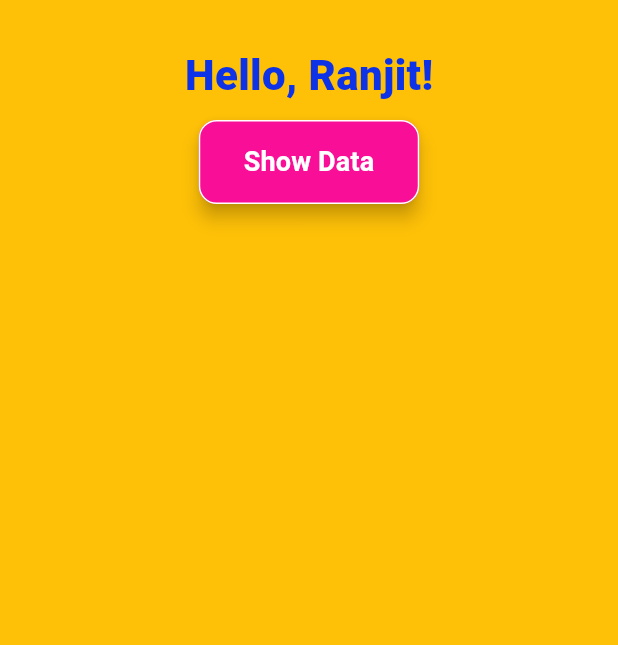
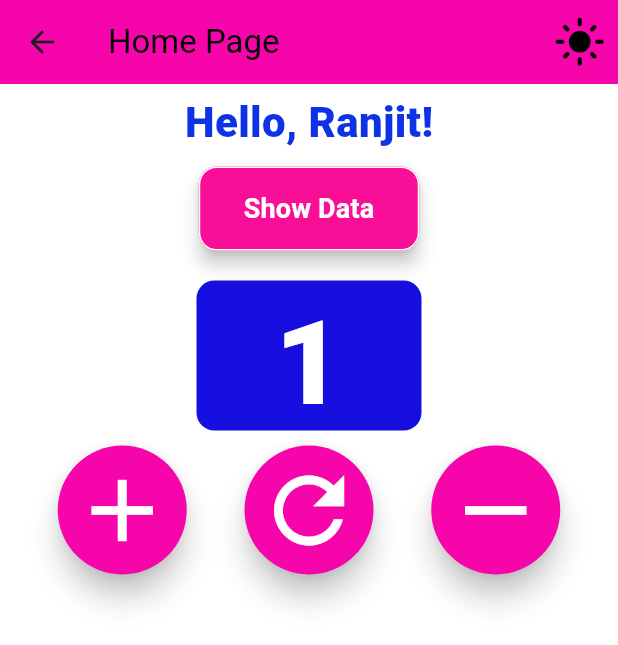
Before and after one commit to ranjitkc7/Auth_Form, a Flutter app: the screen it shows after launch, after a tap on "Sign Up", on a phone screen of 412 x 824 dp. Shown: the top 645 px of the screen. Run offline on Flutter 3.47's test engine with Material 3 defaults, Android fonts, the phone set to English and light mode, and no system bars.

Commit message:
Adding some feature

```diff
--- a/lib/main.dart
+++ b/lib/main.dart
@@ -32,7 +32,7 @@ class SignUpForm extends StatelessWidget {
             padding: const EdgeInsets.all(20),
             width: double.infinity,
             decoration: BoxDecoration(
-              color: const Color.fromARGB(255, 108, 203, 196),
+              color: Color.fromARGB(255, 246, 5, 170),
               borderRadius: BorderRadius.circular(20),
               boxShadow: [
                 BoxShadow(
@@ -50,7 +50,7 @@ class SignUpForm extends StatelessWidget {
                   style: TextStyle(
                     fontSize: 28,
                     fontWeight: FontWeight.w800,
-                    color: Color.fromARGB(255, 14, 50, 230),
+                    color: Colors.white,
                   ),
                 ),
                 const SizedBox(height: 20),
@@ -184,7 +184,7 @@ class LoginForm extends StatelessWidget {
             padding: const EdgeInsets.all(20),
             width: double.infinity,
             decoration: BoxDecoration(
-              color: const Color.fromARGB(255, 108, 203, 196),
+              color: const Color.fromARGB(255, 246, 5, 170),
               borderRadius: BorderRadius.circular(20),
               boxShadow: [
                 BoxShadow(
@@ -202,7 +202,7 @@ class LoginForm extends StatelessWidget {
                   style: TextStyle(
                     fontSize: 28,
                     fontWeight: FontWeight.w800,
-                    color: Color.fromARGB(255, 14, 50, 230),
+                    color: Colors.white,
                   ),
                 ),
                 const SizedBox(height: 20),
@@ -285,16 +285,43 @@ class HomePage extends StatefulWidget {
 
 class _HomePageState extends State<HomePage> {
   bool showImage = false;
+  var number = 1;
+  bool isDarkMode = false;
 
   @override
   Widget build(BuildContext context) {
+    final bgcolor = isDarkMode ? Colors.black : Colors.white;
+    final textColor = isDarkMode ? Colors.white : Colors.black;
+    final buttonColor = isDarkMode
+        ? const Color.fromARGB(255, 36, 5, 5)
+        : const Color.fromARGB(255, 246, 5, 170);
     return Scaffold(
-      backgroundColor: Colors.amber,
+      backgroundColor: bgcolor,
+      appBar: AppBar(
+        title: Text("Home Page", style: TextStyle(color: textColor)),
+        backgroundColor: buttonColor,
+        actions: [
+          IconButton(
+            icon: Icon(
+              isDarkMode ? Icons.dark_mode : Icons.light_mode,
+              color: textColor,
+              size: 35,
+            ),
+
+            onPressed: () {
+              setState(() {
+                isDarkMode = !isDarkMode;
+              });
+            },
+          ),
+        ],
+      ),
+
       body: Center(
         child: Column(
           //  mainAxisAlignment: MainAxisAlignment.center,
           children: [
-            const SizedBox(height: 30),
+            const SizedBox(height: 5),
             const Text(
               "Hello, Ranjit!",
               style: TextStyle(
@@ -342,6 +369,73 @@ class _HomePageState extends State<HomePage> {
                   fit: BoxFit.cover,
                 ),
               ),
+            const SizedBox(height: 10),
+            Container(
+              width: 150,
+              height: 100,
+              decoration: BoxDecoration(
+                color: const Color.fromARGB(255, 22, 15, 224),
+                borderRadius: BorderRadius.circular(12),
+              ),
+              child: Center(
+                child: Text(
+                  number.toString(),
+                  style: TextStyle(
+                    fontSize: 78,
+                    fontWeight: FontWeight.w800,
+                    color: Colors.white,
+                  ),
+                ),
+              ),
+            ),
+            const SizedBox(height: 10),
+            Row(
+              mainAxisAlignment: MainAxisAlignment.spaceEvenly,
+              children: [
+                ElevatedButton(
+                  onPressed: () {
+                    setState(() {
+                      number++;
+                    });
+                  },
+                  style: ElevatedButton.styleFrom(
+                    backgroundColor: const Color.fromARGB(255, 246, 5, 170),
+                    shape: CircleBorder(),
+                    padding: EdgeInsets.all(8),
+                    elevation: 8,
+                  ),
+                  child: Icon(Icons.add, size: 70, color: Colors.white),
+                ),
+                ElevatedButton(
+                  onPressed: () {
+                    setState(() {
+                      number = 0;
+                    });
+                  },
+                  style: ElevatedButton.styleFrom(
+                    backgroundColor: const Color.fromARGB(255, 246, 5, 170),
+                    shape: CircleBorder(),
+                    padding: EdgeInsets.all(8),
+                    elevation: 8,
+                  ),
+                  child: Icon(Icons.refresh, size: 70, color: Colors.white),
+                ),
+                ElevatedButton(
+                  onPressed: () {
+                    setState(() {
+                      number--;
+                    });
+                  },
+                  style: ElevatedButton.styleFrom(
+                    backgroundColor: const Color.fromARGB(255, 246, 5, 170),
+                    shape: CircleBorder(),
+                    padding: EdgeInsets.all(8),
+                    elevation: 8,
+                  ),
+                  child: Icon(Icons.remove, size: 70, color: Colors.white),
+                ),
+              ],
+            ),
           ],
         ),
       ),
```
Lines whose indentation alone changed are shown as unchanged.
